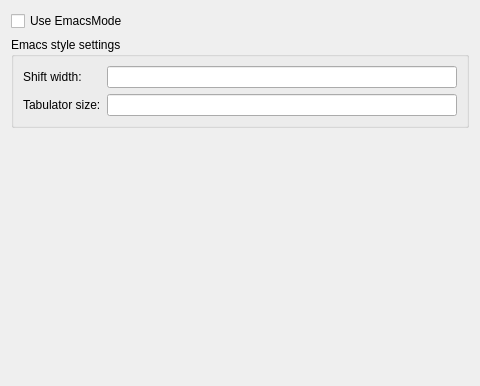
rachytski/emacsmode, file emacsmodeoptions.ui: the form before one commit.
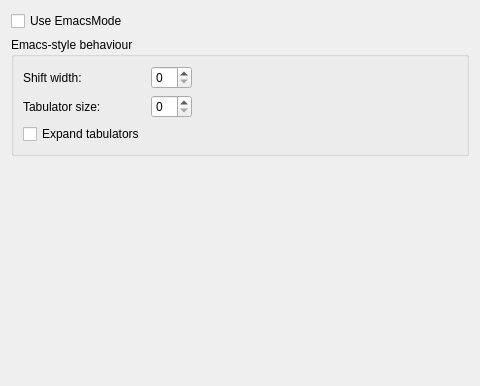
The form after the commit.

Commit message: * added "expand tabulators" option * fixed default values for "shift width" and "tab stop" options.

Patch:
```diff
--- a/emacsmodeoptions.ui
+++ b/emacsmodeoptions.ui
@@ -21,15 +21,24 @@
    <item>
     <widget class="QGroupBox" name="groupBox">
      <property name="title">
-      <string>Emacs style settings</string>
+      <string>Emacs-style behaviour</string>
      </property>
      <layout class="QGridLayout" name="gridLayout">
-      <item row="1" column="0">
-       <widget class="QLabel" name="labelShiftWidth">
-        <property name="text">
-         <string>Shift width:</string>
+      <item row="1" column="1">
+       <widget class="QSpinBox" name="spinBoxShiftWidth"/>
+      </item>
+      <item row="1" column="2">
+       <spacer name="horizontalSpacer_2">
+        <property name="orientation">
+         <enum>Qt::Horizontal</enum>
         </property>
-       </widget>
+        <property name="sizeHint" stdset="0">
+         <size>
+          <width>40</width>
+          <height>20</height>
+         </size>
+        </property>
+       </spacer>
       </item>
       <item row="2" column="0">
        <widget class="QLabel" name="label_2">
@@ -42,10 +51,47 @@
        </widget>
       </item>
       <item row="2" column="1">
-       <widget class="QLineEdit" name="lineEditTabStop"/>
+       <widget class="QSpinBox" name="spinBoxTabStop"/>
       </item>
-      <item row="1" column="1">
-       <widget class="QLineEdit" name="lineEditShiftWidth"/>
+      <item row="3" column="2">
+       <spacer name="horizontalSpacer_4">
+        <property name="orientation">
+         <enum>Qt::Horizontal</enum>
+        </property>
+        <property name="sizeHint" stdset="0">
+         <size>
+          <width>40</width>
+          <height>20</height>
+         </size>
+        </property>
+       </spacer>
+      </item>
+      <item row="2" column="2">
+       <spacer name="horizontalSpacer_3">
+        <property name="orientation">
+         <enum>Qt::Horizontal</enum>
+        </property>
+        <property name="sizeHint" stdset="0">
+         <size>
+          <width>40</width>
+          <height>20</height>
+         </size>
+        </property>
+       </spacer>
+      </item>
+      <item row="3" column="0">
+       <widget class="QCheckBox" name="checkBoxExpandTabs">
+        <property name="text">
+         <string>Expand tabulators</string>
+        </property>
+       </widget>
+      </item>
+      <item row="1" column="0">
+       <widget class="QLabel" name="labelShiftWidth">
+        <property name="text">
+         <string>Shift width:</string>
+        </property>
+       </widget>
       </item>
      </layout>
     </widget>
```
Left out of the diff: 2 changed lines with no effect on the pictures. The commit also changes 4 other files.
